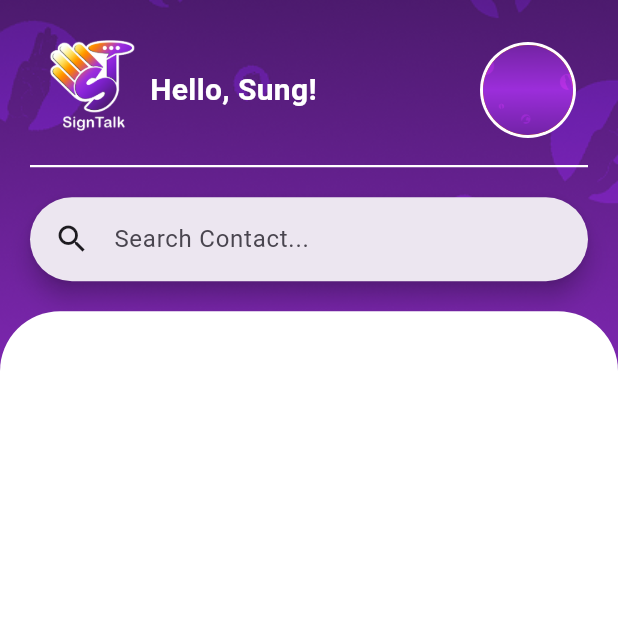
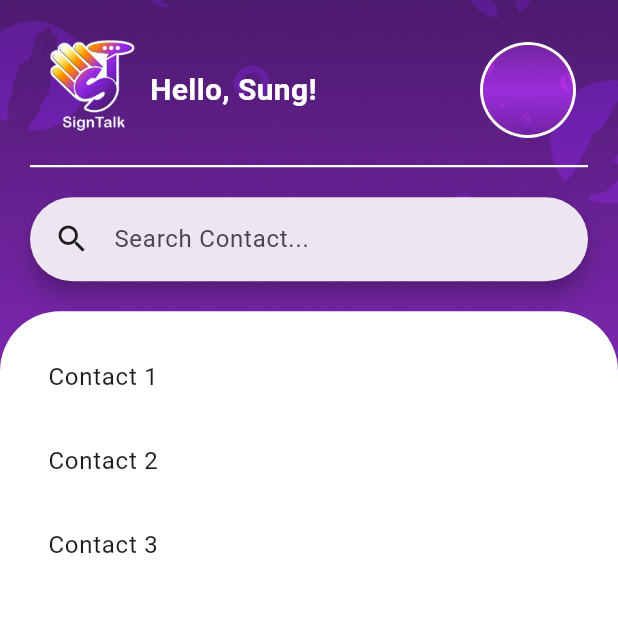
Before and after one commit to wntrpy/SignTalk, a Flutter app: the HomeScreen screen opened by its route, on a phone screen of 412 x 824 dp, the top half of it. Run offline on Flutter 3.47's test engine with Material 3 defaults, Android fonts, the phone set to English and light mode, and no system bars; our stand-ins replace flutter_riverpod, flutter_slidable, go_router.

Commit message:
replaced context.push sa forget pass new screen, and naka ready na yung listview.builder

```diff
--- a/lib/screens/auth_screens/forget_password_new_password.dart
+++ b/lib/screens/auth_screens/forget_password_new_password.dart
@@ -59,7 +59,7 @@ class ForgetPasswordNewPassword extends StatelessWidget {
                             dialogTitle: 'Password Changed!',
                             dialogTextContent: 'tstsedfsdf',
                             buttonText: 'asdas',
-                            onPressed: () => context.push(
+                            onPressed: () => context.go(
                               '/login_screen',
                             ), //TODO: fix mo later
                             dialogWidth: 100.0,
--- a/lib/screens/chat_screens/home_screen.dart
+++ b/lib/screens/chat_screens/home_screen.dart
@@ -11,10 +11,14 @@ class HomeScreen extends StatefulWidget {
 }
 
 class _HomeScreenState extends State<HomeScreen> {
+  // Example data that will be refreshed
+  List<String> dummyContacts = ['Contact 1', 'Contact 2', 'Contact 3'];
+
   Future<void> _refresh() async {
     await Future.delayed(const Duration(seconds: 2)); // simulate network fetch
     setState(() {
-      //TODO: fix
+      // Update your data here
+      dummyContacts.add('New Contact ${dummyContacts.length + 1}');
     });
   }
 
@@ -24,20 +28,20 @@ class _HomeScreenState extends State<HomeScreen> {
       canPop: false,
       onPopInvoked: (didPop) {
         if (!didPop) {
-          context.pop(); // go back to previous page in the stack
+          context.pop();
         }
       },
       child: Scaffold(
         resizeToAvoidBottomInset: false,
         body: RefreshIndicator(
-          onRefresh: _refresh, //TODO: fix
+          onRefresh: _refresh,
           child: Stack(
             fit: StackFit.expand,
             children: [
               Image.asset(MyApp.signtalk_bg, fit: BoxFit.cover),
-
               Column(
                 children: [
+                  //--------------------------SIGNTALK LOGO AND USERNAME---------------------------
                   Container(
                     padding: const EdgeInsets.symmetric(
                       horizontal: 20.0,
@@ -45,14 +49,13 @@ class _HomeScreenState extends State<HomeScreen> {
                     ),
                     child: Column(
                       children: [
-                        //--------------------------APP BAR PERO CNTAINER---------------------------
                         Container(
                           padding: EdgeInsets.only(bottom: 10),
                           decoration: BoxDecoration(
                             border: Border(
                               bottom: BorderSide(
-                                color: Colors.white, // Border color
-                                width: 1.5, // Border width
+                                color: Colors.white,
+                                width: 1.5,
                               ),
                             ),
                           ),
@@ -60,12 +63,11 @@ class _HomeScreenState extends State<HomeScreen> {
                             mainAxisAlignment: MainAxisAlignment.spaceBetween,
                             crossAxisAlignment: CrossAxisAlignment.center,
                             children: [
-                              //--------------------------SIGNTALK LOGO AND USERNAME---------------------------
                               Row(
                                 children: [
                                   CustomSigntalkLogo(width: 80, height: 80),
                                   Text(
-                                    "Hello, Sung!", //username or first name lang dapat here
+                                    "Hello, Sung!",
                                     style: TextStyle(
                                       fontSize: MyApp.fontSizeLarge,
                                       color: MyApp.white,
@@ -78,9 +80,8 @@ class _HomeScreenState extends State<HomeScreen> {
                               //--------------------------CIRCLE PFP---------------------------
                               IconButton(
                                 onPressed: () {
-                                  print(
-                                    'Profile picture clicked!',
-                                  ); //TODO: fix later = redirect to profile screen
+                                  //TODO: FIX LATER = redirect to profile screen
+                                  print('Profile picture clicked!');
                                 },
                                 icon: Container(
                                   padding: EdgeInsets.all(2.0),
@@ -96,49 +97,47 @@ class _HomeScreenState extends State<HomeScreen> {
                                     backgroundColor: MyApp.orange,
                                   ),
                                 ),
-                                splashRadius: 30, // Adjust ripple effect size
+                                splashRadius: 30,
                               ),
                             ],
                           ),
                         ),
                         SizedBox(height: 20),
-
-                        //search bar
                         SearchBar(
                           leading: Icon(Icons.search),
                           hintText: "Search Contact...",
                           padding: WidgetStatePropertyAll(
                             EdgeInsets.symmetric(horizontal: 16.0),
                           ),
-                          onChanged: (value) {}, //TODO: fix later
-                          onSubmitted: (value) {}, //TODO: fix later
+                          onChanged: (value) {},
+                          onSubmitted: (value) {},
                         ),
                       ],
                     ),
                   ),
 
-                  //--------------------------BODY---------------------------
+                  // ------------------------USER CARD WIDGET CONTIANER----------------------------
+                  //listview builder
+                  //narerefresh dapat
+                  //dapat pagkachat, marebuild tong dynamic content, and masort based sa recent na nagchat, based sa timestamp
+                  //may padding
+                  //sliaable
                   Expanded(
                     child: Container(
                       decoration: BoxDecoration(
                         color: Colors.white,
                         borderRadius: BorderRadius.only(
-                          topLeft: Radius.circular(
-                            40.0,
-                          ), // Adjust radius as needed
-                          topRight: Radius.circular(
-                            40.0,
-                          ), // Adjust radius as needed
+                          topLeft: Radius.circular(40.0),
+                          topRight: Radius.circular(40.0),
                         ),
                       ),
-
-                      //--------------------------DITO NA YUNG DYNAMIC CONTENT---------------------------
-                      //listview builder
-                      //narerefresh dapat
-                      //dapat pagkachat, marebuild tong dynamic content, and masort based sa recent na nagchat, based sa timestamp
-                      //may padding
-                      //sliaable
-                      child: Container(),
+                      child: ListView.builder(
+                        padding: EdgeInsets.all(16.0),
+                        itemCount: dummyContacts.length,
+                        itemBuilder: (context, index) {
+                          return ListTile(title: Text(dummyContacts[index]));
+                        },
+                      ),
                     ),
                   ),
                 ],
--- a/notes.txt
+++ b/notes.txt
@@ -2,6 +2,7 @@ aral:
 - firebase
 - refresh indicator tulad ng sa facebook
     - homepage (message page)
+- LAHAT NG NAGNANAVIGATE PAPUNTA KAY LOGIN SCREEN, context.go lang dapat gamit
 
 
 CHEAT SHIT:
```
